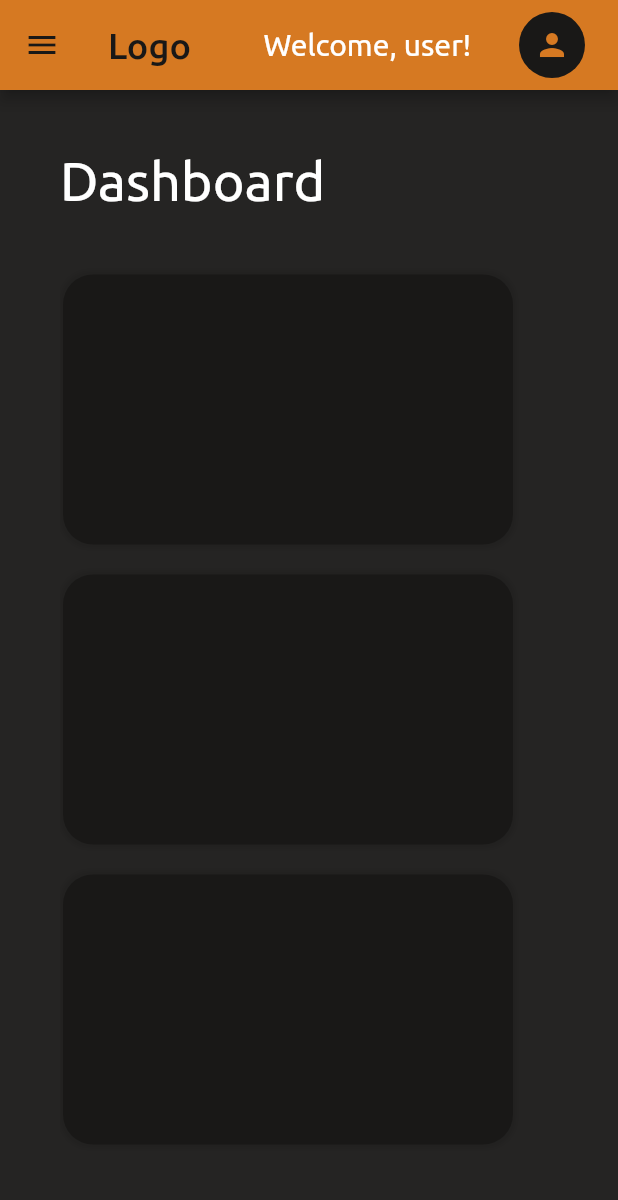
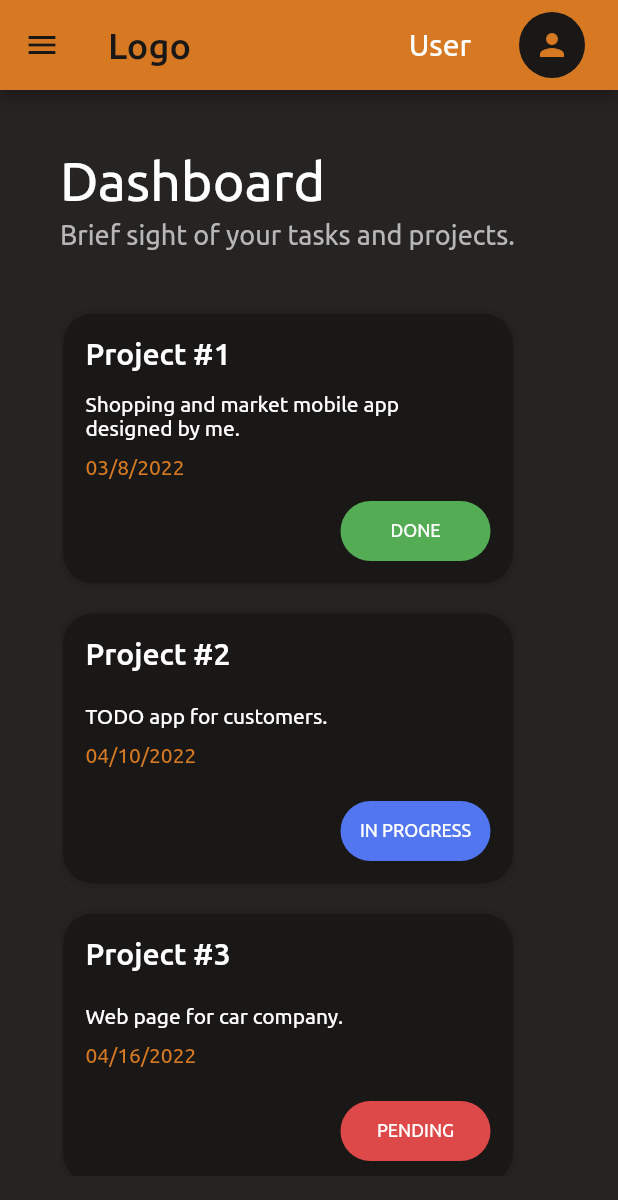
Before and after one commit to Luis-Manfredi/flutter-demo-app-web, a Flutter app: the screen it shows after launch, after a tap on "Continue", on a phone screen of 412 x 824 dp. Shown: the top 1200 px of the screen. Run offline on Flutter 3.47's test engine with Material 2 defaults, Android fonts, the light colour scheme and no system bars; our stand-ins replace fl_chart.

Commit message:
Added Details in Dashboard

```diff
--- a/lib/components/custom_card.dart
+++ b/lib/components/custom_card.dart
@@ -15,6 +15,7 @@ class CustomCard extends StatelessWidget {
   @override
   Widget build(BuildContext context) {
     return Container(
+      padding: const EdgeInsets.all(15),
       height: height,
       width: width,
       decoration: BoxDecoration(
--- a/lib/constants/colors.dart
+++ b/lib/constants/colors.dart
@@ -1,7 +1,13 @@
 import 'package:flutter/cupertino.dart';
 
+//Palette
 Color ochre = const Color(0xFFD67922);
 Color paleOchre = const Color(0xFFB8681E);
 Color black = const Color(0xFF191817);
 Color grey = const Color(0xFFB7B7B7);
 Color white = const Color(0xFFFFFFFF);
+
+//Status
+Color done = const Color(0xFF54AC54);
+Color inProgress = const Color(0xFF5176F0);
+Color pending = const Color(0xFFDD4848);
--- /dev/null
+++ b/lib/data/dashboard_card_data.dart
@@ -0,0 +1,17 @@
+class CardData {
+  String taskName, status, description, date;
+
+  CardData({
+    required this.taskName,
+    required this.status,
+    required this.description,
+    required this.date
+  });
+}
+
+List<CardData> cardDataList = [
+  CardData(taskName: 'Project #1', status: 'DONE', description: 'Shopping and market mobile app designed by me.', date: '03/8/2022'),
+  CardData(taskName: 'Project #2', status: 'IN PROGRESS', description: 'TODO app for customers.', date: '04/10/2022'),
+  CardData(taskName: 'Project #3', status: 'PENDING', description: 'Web page for car company.', date: '04/16/2022'),
+
+];
--- a/lib/screens/dashboard.dart
+++ b/lib/screens/dashboard.dart
@@ -1,5 +1,7 @@
 import 'package:demo_web_app/components/custom_card.dart';
 import 'package:demo_web_app/constants/colors.dart';
+import 'package:demo_web_app/data/dashboard_card_data.dart';
+import 'package:fl_chart/fl_chart.dart';
 import 'package:flutter/material.dart';
 
 class Dashboard extends StatelessWidget {
@@ -9,6 +11,55 @@ class Dashboard extends StatelessWidget {
   Widget build(BuildContext context) {
 
     Size size = MediaQuery.of(context).size;
+
+    returnStatusColor(String status){
+      if (status == 'DONE') {
+        return done;
+      }
+      else if (status == 'IN PROGRESS') {
+        return inProgress;
+      }
+      else {
+        return pending;
+      }
+    }
+
+    Widget cardBuilder(int index) {
+      return CustomCard(
+        height: 180,
+        width: 300,
+        widget: Column(
+          mainAxisAlignment: MainAxisAlignment.spaceBetween,
+          crossAxisAlignment: CrossAxisAlignment.start,
+          children: [
+            Text(cardDataList[index].taskName, style: TextStyle(color: white, fontSize: 20, fontWeight: FontWeight.w500)),
+            Column(
+              crossAxisAlignment: CrossAxisAlignment.start,
+              children: [
+                Text(cardDataList[index].description, style: TextStyle(color: white)),
+                const SizedBox(height: 10),
+                Text(cardDataList[index].date, style: TextStyle(color: ochre))
+              ],
+            ),
+            Row(
+              mainAxisAlignment: MainAxisAlignment.end,
+              children: [
+                Container(
+                  height: 40,
+                  width: 100,
+                  alignment: Alignment.center,
+                  decoration: BoxDecoration(
+                    color: returnStatusColor(cardDataList[index].status),
+                    borderRadius: const BorderRadius.all(Radius.circular(20))
+                  ),
+                  child: Text(cardDataList[index].status, style: TextStyle(fontSize: 12, color: white)),
+                ),
+              ],
+            )
+          ],
+        )
+      );
+    }
 
     return Container(
       alignment: Alignment.topLeft,
@@ -21,6 +72,8 @@ class Dashboard extends StatelessWidget {
           crossAxisAlignment: CrossAxisAlignment.start,
           children: [
             Text('Dashboard', style: TextStyle(color: white, fontSize: 36)),
+            const SizedBox(height: 5),
+            Text('Brief sight of your tasks and projects.', style: TextStyle(color: grey, fontSize: 18)),
 
             //Cards
             Container(
@@ -29,10 +82,10 @@ class Dashboard extends StatelessWidget {
               child: Wrap(
                 spacing: 20,
                 runSpacing: 20,
-                children: const [
-                  CustomCard(height: 180, width: 300),
-                  CustomCard(height: 180, width: 300),
-                  CustomCard(height: 180, width: 300),
+                children: [
+                  cardBuilder(0),
+                  cardBuilder(1),
+                  cardBuilder(2),
                 ],
               ),
             ),
@@ -45,7 +98,22 @@ class Dashboard extends StatelessWidget {
                 spacing: 20,
                 runSpacing: 20,
                 children: [
-                  CustomCard(height: 240, width: size.width < 850 ? size.width : 700),
+                  CustomCard(
+                    height: 240,
+                    width: size.width < 850 ? size.width : 700,
+                    widget: Column(
+                      children: [
+                        Text('Monthly Productivity', style: TextStyle(color: white, fontSize: 20, fontWeight: FontWeight.w500)),
+                        const SizedBox(height: 10),
+
+                        // LineChart(
+                        //   LineChartData(
+
+                        //   )
+                        // )
+                      ],
+                    ),
+                  ),
                   CustomCard(height: 240, width: size.width < 850 ? size.width : 300)
                 ],
               ),
--- a/lib/screens/login.dart
+++ b/lib/screens/login.dart
@@ -27,7 +27,7 @@ class _LoginState extends State<Login> {
         child: Container(
           padding: const EdgeInsets.all(25),
           height: 450,
-          width: 400,
+          width: size.width < 450 ? 300 : 400 ,
           decoration: BoxDecoration(
             color: grey.withOpacity(0.05),
             borderRadius: const BorderRadius.all(Radius.circular(15)),
--- a/lib/screens/root.dart
+++ b/lib/screens/root.dart
@@ -41,7 +41,9 @@ class _RootState extends State<Root> {
 
         actions: [
 
-          Center(child: Text(username.isEmpty ? 'Welcome, user!' : 'Welcome, $username!', style: TextStyle(color: white, fontSize: 20))),
+          size.width < 500
+          ? Center(child: Text(username.isEmpty ? 'User' : username, style: TextStyle(color: white, fontSize: 20)))
+          : Center(child: Text(username.isEmpty ? 'Welcome, user!' : 'Welcome, $username!', style: TextStyle(color: white, fontSize: 20))),
 
           const SizedBox(width: 30),
 
--- a/lib/screens/tasks.dart
+++ b/lib/screens/tasks.dart
@@ -152,10 +152,13 @@ class _TasksState extends State<Tasks> {
       alignment: Alignment.topLeft,
 
       child: SingleChildScrollView(
+        // physics: const NeverScrollableScrollPhysics(),
         child: Column(
           crossAxisAlignment: CrossAxisAlignment.start,
           children: [
             Text('Tasks', style: TextStyle(color: white, fontSize: 36)),
+            const SizedBox(height: 5),
+            Text('Manage your daily tasks.', style: TextStyle(color: grey, fontSize: 18)),
 
             const SizedBox(height: 40),
 
@@ -164,7 +167,7 @@ class _TasksState extends State<Tasks> {
               children: [
                 // Buscador / filtro
                 Container(
-                  width: size.width < 500 ? 150 : 200,
+                  width: size.width < 500 ? 130 : 200,
                   margin: const EdgeInsets.symmetric(vertical: 20),
                   decoration: BoxDecoration(
                     color: ochre,
--- a/pubspec.yaml
+++ b/pubspec.yaml
@@ -34,6 +34,7 @@ dependencies:
   # The following adds the Cupertino Icons font to your application.
   # Use with the CupertinoIcons class for iOS style icons.
   cupertino_icons: ^1.0.2
+  fl_chart: ^0.55.0
 
 dev_dependencies:
   flutter_test:
```
Also changed, not shown: pubspec.lock.
